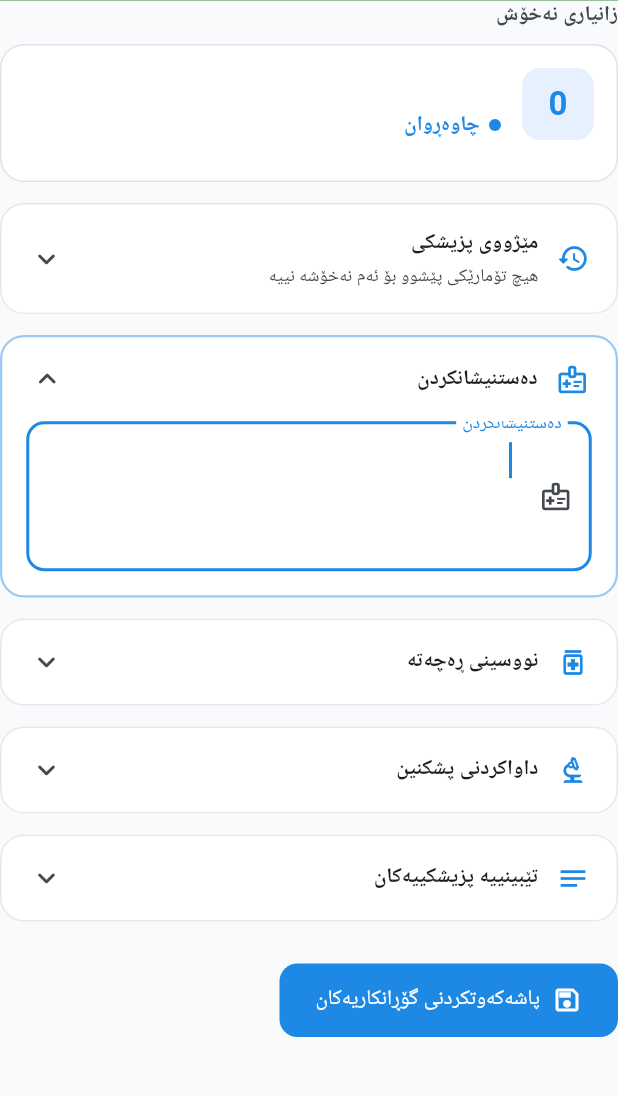
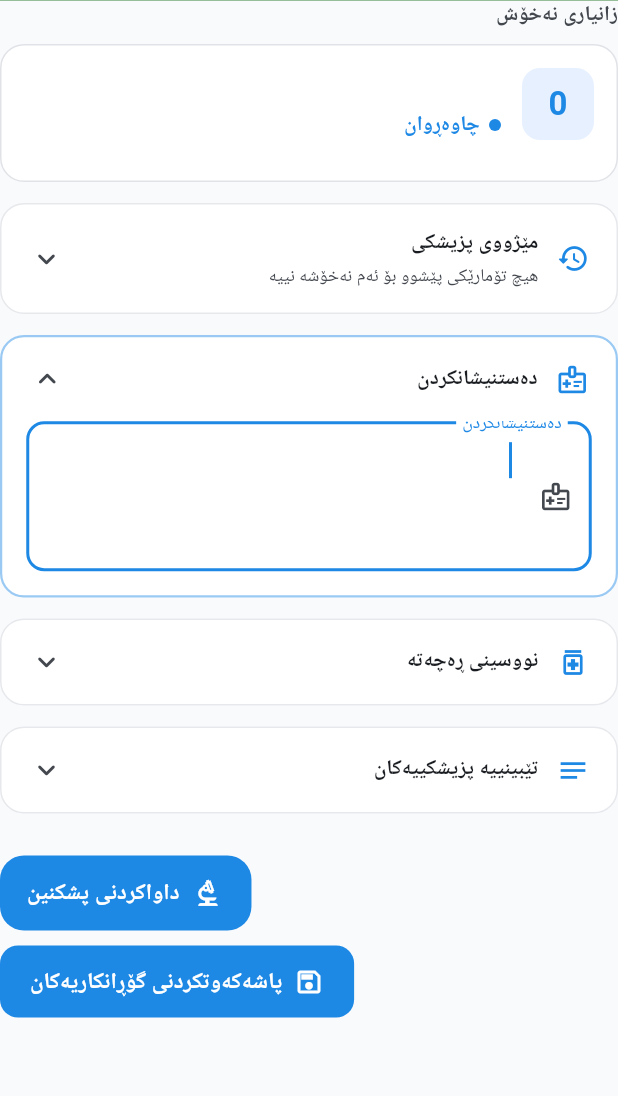
Before and after one commit to karokhnadhim-arch/tabib, a Flutter app: the DoctorConsultationWorkspace widget shown alone on an empty page, opened directly with empty values, on a phone screen of 412 x 824 dp, the part 76-1172 px from its top. Run offline on Flutter 3.47's test engine with Material 3 defaults, Android fonts, the phone set to English and light mode, and no system bars; our stand-ins replace cloud_firestore, connectivity_plus, file_picker, firebase_auth, firebase_core, firebase_storage and 5 more; accounts and stored records are empty; network calls fail.

Commit message:
feat: move investigation workflow into responsive drawer

```diff
--- a/lib/presentation/screens/doctor/doctor_consultation_workspace.dart
+++ b/lib/presentation/screens/doctor/doctor_consultation_workspace.dart
@@ -19,8 +19,8 @@ import '../../widgets/staff_patient_contact_bar.dart';
 import 'doctor_consultation_session.dart';
 import 'doctor_consultation_widgets.dart';
 import 'doctor_visit_notes_store.dart';
-import 'investigation/doctor_investigation_composer.dart';
 import 'investigation/investigation_print_sheet.dart';
+import 'investigation/investigation_request_panel.dart';
 import 'prescription/doctor_prescription_composer.dart';
 import 'prescription/prescription_print_sheet.dart';
 
@@ -228,9 +228,35 @@ class _DoctorConsultationWorkspaceState extends State<DoctorConsultationWorkspac
     return text.isEmpty ? null : text;
   }
 
-  String? _investigationSubtitle(DoctorVisitNotes notes, AppLocalizations l10n) {
-    if (notes.investigationItems.isEmpty) return null;
-    return l10n.investigationRequestCount(notes.investigationItems.length);
+  Future<void> _openInvestigationPanel({
+    required bool isCompleted,
+    required DoctorVisitNotes notes,
+    String? clinicName,
+    String? clinicAddress,
+    String? clinicPhone,
+    String? doctorSpecialty,
+  }) async {
+    await showInvestigationRequestPanel(
+      context: context,
+      initialItems: notes.investigationItems,
+      readOnly: isCompleted,
+      onPrint: (items) => showInvestigationPrintSheet(
+        context: context,
+        patientName: widget.entry.patientName,
+        doctorName: widget.doctorName,
+        items: items,
+        clinicName: clinicName,
+        clinicAddress: clinicAddress,
+        clinicPhone: clinicPhone,
+        doctorSpecialty: doctorSpecialty,
+      ),
+      onSave: (items) async {
+        _onInvestigationItemsChanged(items);
+        _investigationSyncTimer?.cancel();
+        await _maybeSyncInvestigations();
+      },
+    );
+    if (mounted) setState(() {});
   }
 
   @override
@@ -400,44 +426,6 @@ class _DoctorConsultationWorkspaceState extends State<DoctorConsultationWorkspac
         _buildSection(
           context: context,
           l10n: l10n,
-          section: ConsultationFocusSection.investigations,
-          icon: Icons.biotech_outlined,
-          title: l10n.requestInvestigation,
-          subtitle: _investigationSubtitle(notes, l10n),
-          child: Column(
-            crossAxisAlignment: CrossAxisAlignment.stretch,
-            children: [
-              DoctorInvestigationComposer(
-                items: notes.investigationItems,
-                readOnly: isCompleted,
-                onItemsChanged: _onInvestigationItemsChanged,
-              ),
-              if (notes.investigationItems.isNotEmpty) ...[
-                const SizedBox(height: 12),
-                Align(
-                  alignment: Alignment.centerRight,
-                  child: OutlinedButton.icon(
-                    onPressed: () => showInvestigationPrintSheet(
-                      context: context,
-                      patientName: widget.entry.patientName,
-                      doctorName: widget.doctorName,
-                      items: notes.investigationItems,
-                      clinicName: clinicName,
-                      clinicAddress: clinicAddress,
-                      clinicPhone: clinicPhone,
-                      doctorSpecialty: doctorSpecialty,
-                    ),
-                    icon: const Icon(Icons.print_outlined, size: 18),
-                    label: Text(l10n.printInvestigationRequest),
-                  ),
-                ),
-              ],
-            ],
-          ),
-        ),
-        _buildSection(
-          context: context,
-          l10n: l10n,
           section: ConsultationFocusSection.clinicalNotes,
           icon: Icons.notes_outlined,
           title: l10n.clinicalNotes,
@@ -461,9 +449,25 @@ class _DoctorConsultationWorkspaceState extends State<DoctorConsultationWorkspac
           ),
         ),
         const SizedBox(height: DoctorConsultationTokens.sectionGap),
-        Align(
-          alignment: Alignment.centerRight,
-          child: FilledButton.icon(
+        Wrap(
+          alignment: WrapAlignment.end,
+          crossAxisAlignment: WrapCrossAlignment.center,
+          spacing: 12,
+          runSpacing: 10,
+          children: [
+            InvestigationRequestActionButton(
+              count: notes.investigationItems.length,
+              enabled: true,
+              onPressed: () => _openInvestigationPanel(
+                isCompleted: isCompleted,
+                notes: notes,
+                clinicName: clinicName,
+                clinicAddress: clinicAddress,
+                clinicPhone: clinicPhone,
+                doctorSpecialty: doctorSpecialty,
+              ),
+            ),
+            FilledButton.icon(
               onPressed: isCompleted || _saving ? null : _saveNow,
               icon: _saving
                   ? const SizedBox(
@@ -473,7 +477,15 @@ class _DoctorConsultationWorkspaceState extends State<DoctorConsultationWorkspac
                     )
                   : const Icon(Icons.save_outlined, size: 20),
               label: Text(l10n.saveChanges),
+              style: FilledButton.styleFrom(
+                padding: const EdgeInsets.symmetric(horizontal: 20, vertical: 14),
+                textStyle: const TextStyle(
+                  fontSize: 15,
+                  fontWeight: FontWeight.w600,
                 ),
+              ),
+            ),
+          ],
         ),
         if (notes.updatedAt != null) ...[
           const SizedBox(height: 8),
```
Also changed, not shown: lib/presentation/screens/doctor/investigation/investigation_request_panel.dart (added, +276 -0 lines). Lines whose indentation alone changed are shown as unchanged.
